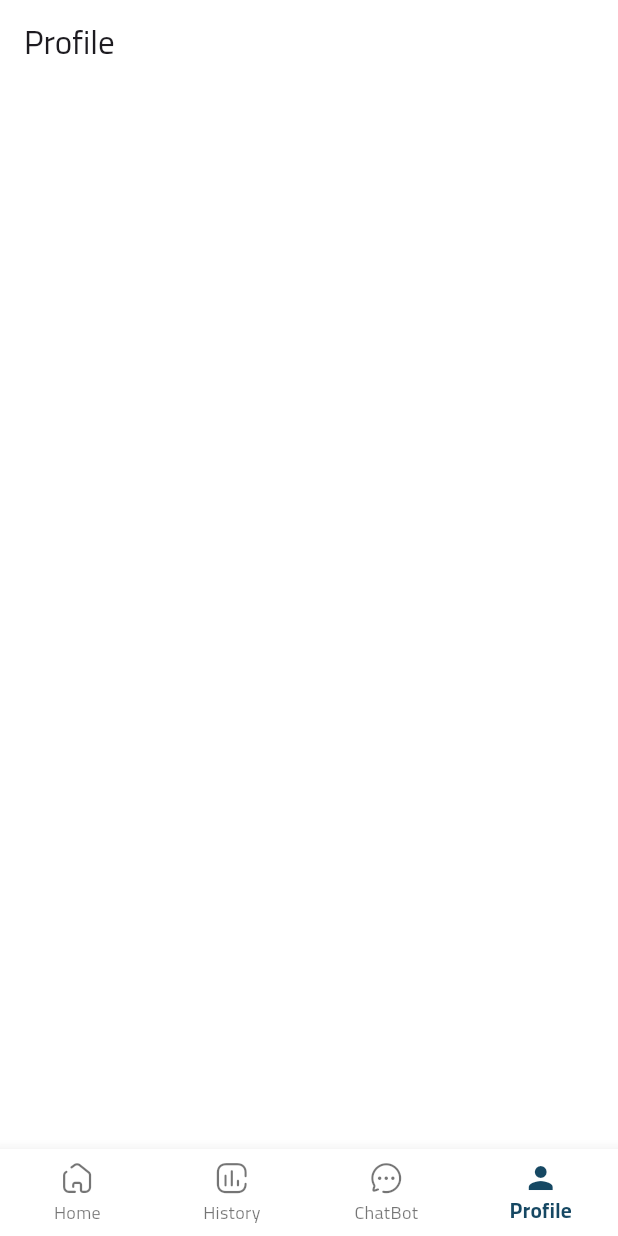
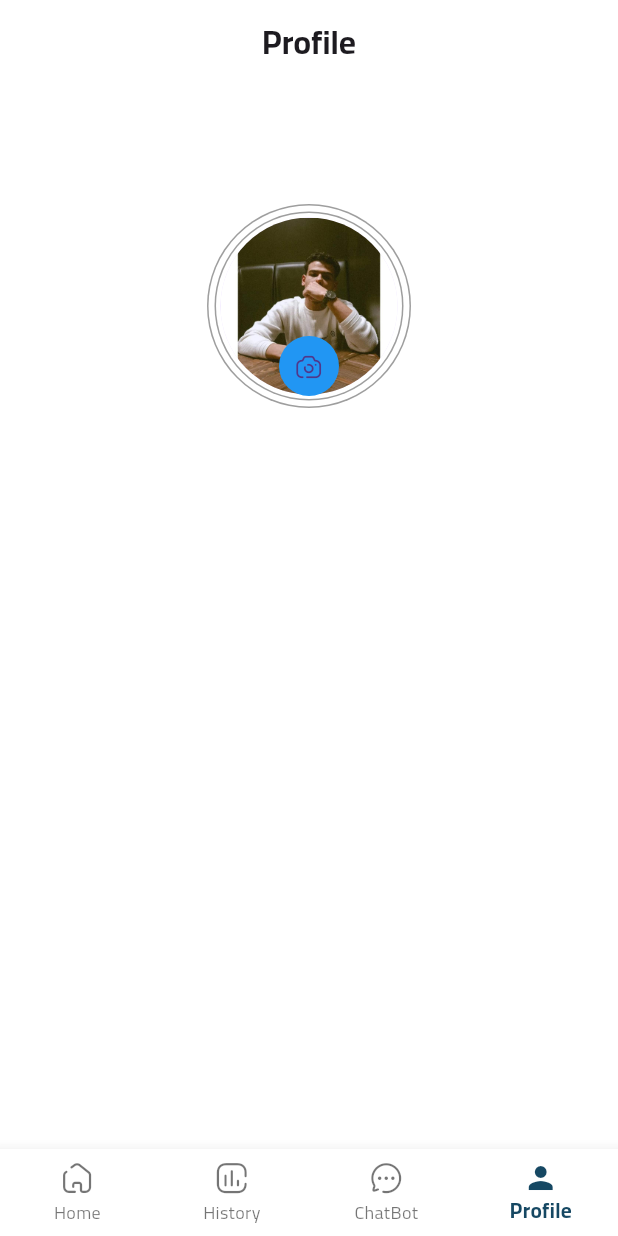
Before and after one commit to AhmedMagdy-10/project_app, a Flutter app: the screen it shows after launch, item 4 of the bottom bar chosen, on a phone screen of 412 x 824 dp. Run offline on Flutter 3.47's test engine with Material 3 defaults, Android fonts, the phone set to English and light mode, and no system bars; our stand-ins replace cloud_firestore, dio, firebase_auth, firebase_core, firebase_messaging, flutter_bloc and 5 more; accounts and stored records are empty; statements that could not run were skipped.

Commit message:
a lot of changes

```diff
--- a/lib/design/view/profile_view.dart
+++ b/lib/design/view/profile_view.dart
@@ -1,4 +1,5 @@
 import 'package:flutter/material.dart';
+import 'package:project_app/constants/icon_broken.dart';
 
 class ProfileView extends StatelessWidget {
   const ProfileView({super.key});
@@ -7,12 +8,93 @@ class ProfileView extends StatelessWidget {
   Widget build(BuildContext context) {
     return Scaffold(
       appBar: AppBar(
-        title: const Text('Profile'),
+        title: const Text(
+          'Profile',
+          style: TextStyle(
+            fontWeight: FontWeight.w800,
+          ),
+        ),
+        centerTitle: true,
       ),
       body: Padding(
         padding: const EdgeInsets.all(16.0),
-        child: Container(),
+        child: Column(
+          mainAxisSize: MainAxisSize.min,
+          children: [
+            Align(
+              alignment: AlignmentDirectional.bottomCenter,
+              child: SizedBox(
+                height: 200,
+                child: Stack(
+                  alignment: Alignment.bottomCenter,
+                  children: [
+                    const CircleAvatar(
+                      radius: 68,
+                      backgroundColor: Colors.grey,
+                      child: CircleAvatar(
+                        radius: 67,
+                        backgroundColor: Colors.white,
+                        child: CircleAvatar(
+                          radius: 63,
+                          backgroundColor: Colors.grey,
+                          child: CircleAvatar(
+                              radius: 62,
+                              backgroundColor: Colors.white,
+                              child: CircleAvatar(
+                                radius: 59,
+                                backgroundImage: AssetImage(
+                                    'assets/images/WhatsApp Image 2024-03-14 at 23.00.08_d294abd2.jpg'),
+                              )),
+                        ),
+                      ),
+                    ),
+                    IconButton(
+                        onPressed: () {},
+                        icon: const CircleAvatar(
+                          backgroundColor: Colors.blue,
+                          radius: 20,
+                          child: Icon(
+                            IconBroken.Camera,
+                            size: 20,
+                          ),
+                        )),
+                  ],
+                ),
+              ),
+            ),
+          ],
+        ),
       ),
     );
   }
 }
+
+  // Stack(
+  //                           alignment: Alignment.bottomRight,
+  //                           children: [
+  //                             CircleAvatar(
+  //                               backgroundColor: Colors.white,
+  //                               radius: 64,
+  //                               child: customCircleAvatar(
+  //                                 radius: 60,
+  //                                 backgroundImage: profileImage == null
+  //                                     ? NetworkImage(
+  //                                         userModel.image,
+  //                                       )
+  //                                     : FileImage(profileImage),
+  //                               ),
+  //                             ),
+  //                             IconButton(
+  //                                 onPressed: () {
+  //                                   BlocProvider.of<MainSocialCubit>(context)
+  //                                       .getProfileImage();
+  //                                 },
+  //                                 icon: const CircleAvatar(
+  //                                   backgroundColor: Colors.blue,
+  //                                   radius: 20,
+  //                                   child: Icon(
+  //                                     IconBroken.Camera,
+  //                                     size: 20,
+  //                                   ),
+  //                                 )),
+  //                           ],
--- a/lib/logic/cubit/main_cubit/main_states.dart
+++ b/lib/logic/cubit/main_cubit/main_states.dart
@@ -13,3 +13,15 @@ class MainErrorState extends MainCubitStates {
 class MainLoadingState extends MainCubitStates {}
 
 class ChangePages extends MainCubitStates {}
+
+class UploadProfileImageSuccess extends MainCubitStates {
+  final String massage;
+
+  UploadProfileImageSuccess({required this.massage});
+}
+
+class UploadProfileImageFailed extends MainCubitStates {
+  final String massage;
+
+  UploadProfileImageFailed({required this.massage});
+}
--- a/lib/main.dart
+++ b/lib/main.dart
@@ -21,24 +21,24 @@ void main() async {
   DioHelper.init();
   Bloc.observer = Observer();
   await CacheHelper.init();
-  uId = await CacheHelper.getSaveData(key: 'uId');
+  // uId = await CacheHelper.getSaveData(key: 'uId');
   await Firebase.initializeApp(
     options: DefaultFirebaseOptions.currentPlatform,
   );
 
   runApp(MyApp(
-    uId: uId,
-  ));
+      // uId: uId,
+      ));
   Bloc.observer = Observer();
 }
 
 class MyApp extends StatelessWidget {
   const MyApp({
     super.key,
-    required this.uId,
+    // required this.uId,
   });
 
-  final String? uId;
+  // final String? uId;
   @override
   Widget build(BuildContext context) {
     return MultiBlocProvider(
--- a/pubspec.yaml
+++ b/pubspec.yaml
@@ -46,6 +46,7 @@ dependencies:
   flutter_bluetooth_serial: ^0.4.0
   shared_preferences: ^2.2.2
   fl_chart: ^0.67.0
+  image_picker: ^1.0.7
 
 
   # The following adds the Cupertino Icons font to your application.
```
Also changed, not shown: lib/design/view/measure_view.dart (+21 -119 lines), lib/design/view/widgets/custom_circle_avatar.dart (added, +15 -0 lines), lib/design/view/widgets/custom_user_info.dart (+9 -10 lines), lib/logic/cubit/main_cubit/main_cubit.dart (+18 -0 lines), pubspec.lock, 6 other files.
